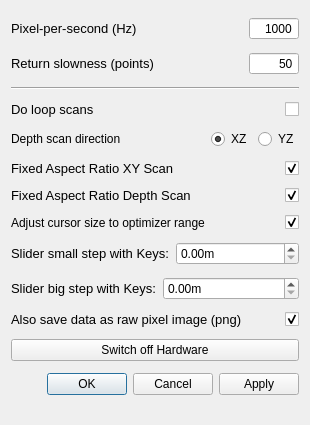
paulstevensonlab/qudi, file gui/confocal/ui_cf_settings.ui: the form before one commit.
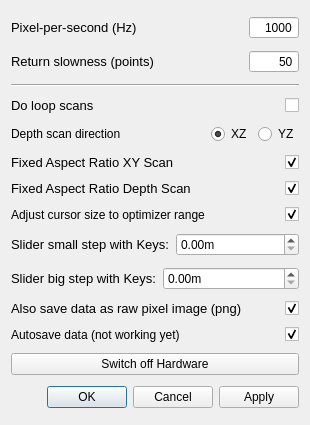
The form after the commit. Custom widgets are drawn as their Qt base class.

Commit message: Add a checkbox for doing autosave.

What changed in the file:
```diff
--- a/gui/confocal/ui_cf_settings.ui
+++ b/gui/confocal/ui_cf_settings.ui
@@ -480,6 +480,36 @@
      </item>
     </layout>
    </item>
+   <item>
+    <layout class="QHBoxLayout" name="horizontalLayout_11">
+     <item>
+      <widget class="QLabel" name="label_9">
+       <property name="text">
+        <string>Autosave data (not working yet)</string>
+       </property>
+      </widget>
+     </item>
+     <item>
+      <widget class="QCheckBox" name="autosave_checkBox">
+       <property name="sizePolicy">
+        <sizepolicy hsizetype="Expanding" vsizetype="Fixed">
+         <horstretch>0</horstretch>
+         <verstretch>0</verstretch>
+        </sizepolicy>
+       </property>
+       <property name="layoutDirection">
+        <enum>Qt::RightToLeft</enum>
+       </property>
+       <property name="text">
+        <string/>
+       </property>
+       <property name="checked">
+        <bool>true</bool>
+       </property>
+      </widget>
+     </item>
+    </layout>
+   </item>
    <item>
     <widget class="QPushButton" name="hardware_switch">
      <property name="toolTip">
```
